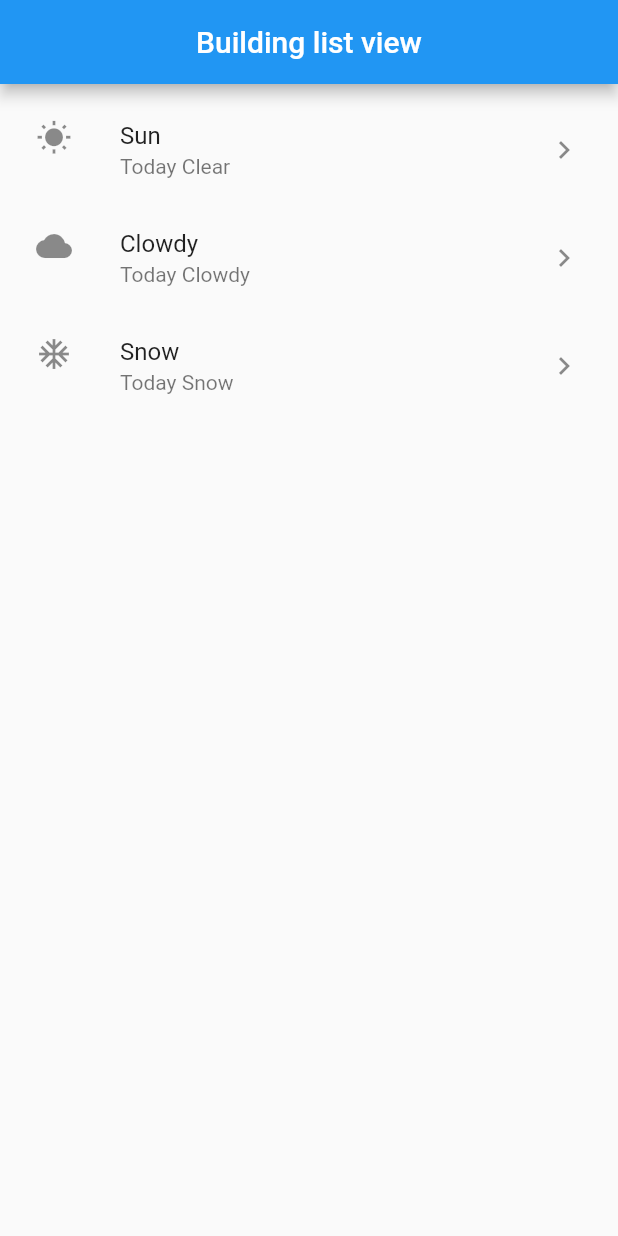
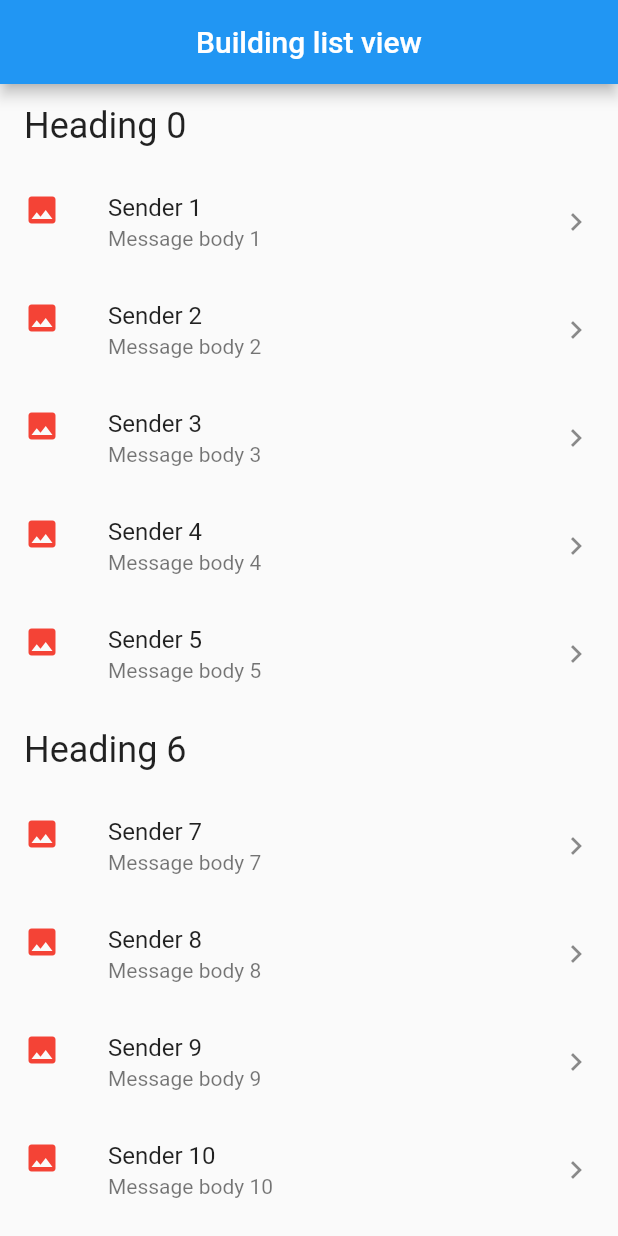
Before and after one commit to NookieNoo/flutter-test, a Flutter app: the screen it shows after launch, on a phone screen of 412 x 824 dp. Run offline on Flutter 3.47's test engine with Material 2 defaults, Android fonts, the phone set to English and light mode, and no system bars.

Commit message:
Подаголовки для списка

```diff
--- a/lib/main.dart
+++ b/lib/main.dart
@@ -27,31 +27,51 @@ class BodyListView extends StatelessWidget {
 }
 
 Widget _myListView() {
-  return ListView(
-    padding: EdgeInsets.all(8.0),
-    // shrinkWrap: true,
-    // scrollDirection: Axis.horizontal,
-    // itemExtent: 300,
-    // reverse: true,
-    children: <Widget>[
-      ListTile(
-        title: Text('Sun'),
-        subtitle: Text('Today Clear'),
-        leading: Icon(Icons.wb_sunny),
-        trailing: Icon(Icons.keyboard_arrow_right),
-      ),
-      ListTile(
-        title: Text('Clowdy'),
-        subtitle: Text('Today Clowdy'),
-        leading: Icon(Icons.wb_cloudy),
-        trailing: Icon(Icons.keyboard_arrow_right),
-      ),
-      ListTile(
-        title: Text('Snow'),
-        subtitle: Text('Today Snow'),
-        leading: Icon(Icons.ac_unit),
-        trailing: Icon(Icons.keyboard_arrow_right),
-      ),
-    ],
+  final List<ListItem> items = List<ListItem>.generate(
+      10000,
+      (index) => index % 6 == 0
+          ? HeadingItem('Heading $index')
+          : MessageItem('Sender $index', 'Message body $index'));
+
+  return ListView.builder(
+    itemCount: items.length,
+    itemBuilder: (context, index) {
+      final item = items[index];
+      if (item is HeadingItem) {
+        return ListTile(
+          title:
+              Text(item.heading, style: Theme.of(context).textTheme.headline5),
+        );
+      } else if (item is MessageItem) {
+        return ListTile(
+          title: Text(item.sender),
+          subtitle: Text(item.body),
+          leading: Icon(Icons.insert_photo, color: Colors.red),
+          trailing: Icon(Icons.keyboard_arrow_right),
+        );
+      }
+      return ListView();
+      // return Card(
+      //   child: ListTile(
+      //     title: Text('${items[index]}'),
+      //     leading: Icon(Icons.insert_photo, color: Colors.red),
+      //     trailing: Icon(Icons.keyboard_arrow_right),
+      //   ),
+      // );
+    },
   );
 }
+
+abstract class ListItem {}
+
+class HeadingItem implements ListItem {
+  final String heading;
+  HeadingItem(this.heading);
+}
+
+class MessageItem implements ListItem {
+  final String sender;
+  final String body;
+
+  MessageItem(this.sender, this.body);
+}
```
